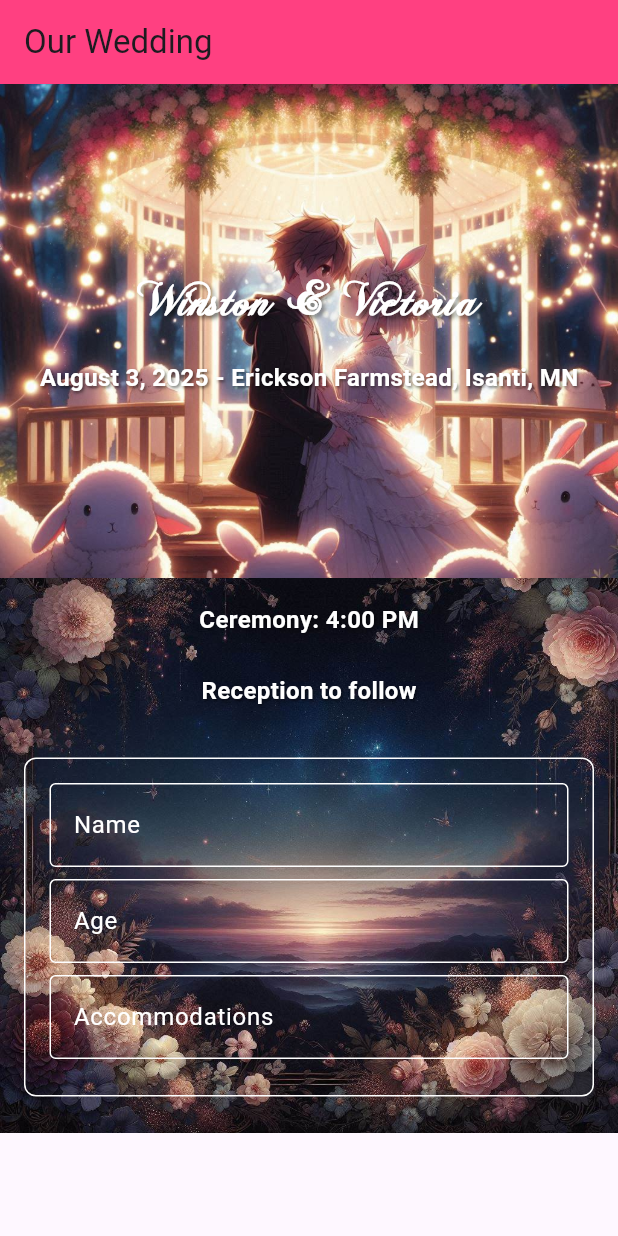
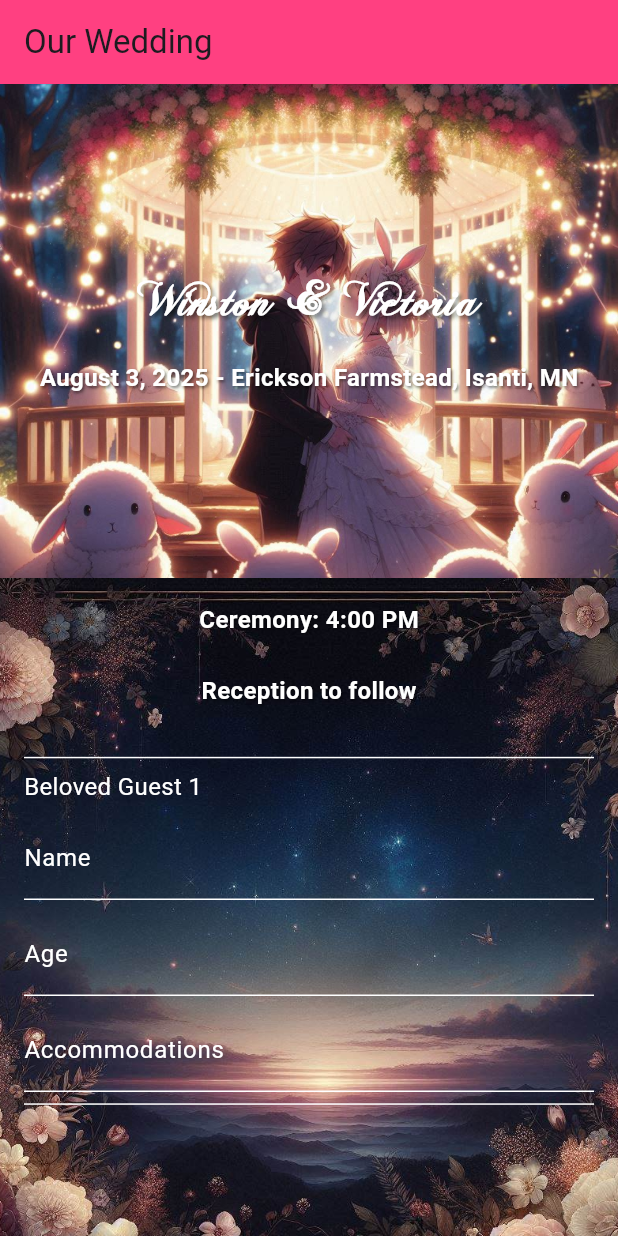
Before and after one commit to WinstonWaligora/wedding_wv, a Flutter app: the screen it shows after launch, on a phone screen of 412 x 824 dp. Run offline on Flutter 3.47's test engine with Material 3 defaults, Android fonts, the phone set to English and light mode, and no system bars.

Commit message:
crisper styling

```diff
--- a/lib/guest_details.dart
+++ b/lib/guest_details.dart
@@ -12,6 +12,7 @@ class Guest {
 
 class GuestDetails extends StatefulWidget {
   final Guest guest;
+  final int guestNumber; // Add guest number
   final ValueChanged<String> onNameChanged;
   final ValueChanged<int?> onAgeChanged;
   final ValueChanged<String> onAccommodationsChanged;
@@ -21,6 +22,7 @@ class GuestDetails extends StatefulWidget {
   const GuestDetails({
     super.key,
     required this.guest,
+    required this.guestNumber, // Add guest number
     required this.onNameChanged,
     required this.onAgeChanged,
     required this.onAccommodationsChanged,
@@ -56,24 +58,37 @@ class _GuestDetailsState extends State<GuestDetails> {
 
   @override
   Widget build(BuildContext context) {
-    return Container(
-      decoration: BoxDecoration(
-        border: Border.all(color: Colors.white),
-        borderRadius: BorderRadius.circular(8.0),
-      ),
-      padding: const EdgeInsets.all(paddingValue),
-      margin: const EdgeInsets.symmetric(vertical: textFieldSpacing),
-      child: Column(
+    return Column(
       crossAxisAlignment: CrossAxisAlignment.start,
       children: [
+        const Divider(color: Colors.white),
+        Row(
+          mainAxisAlignment: MainAxisAlignment.spaceBetween,
+          children: [
+            Text(
+              'Beloved Guest ${widget.guestNumber}', // Display guest number
+              style: const TextStyle(color: Colors.white, fontSize: 16),
+            ),
+            if (widget.canRemove)
+              ElevatedButton(
+                onPressed: widget.onRemove,
+                style: ElevatedButton.styleFrom(
+                  foregroundColor: Colors.white,
+                  backgroundColor: Colors.pinkAccent,
+                ),
+                child: const Text('Remove'),
+              ),
+          ],
+        ),
+        const SizedBox(height: textFieldSpacing),
         TextField(
           decoration: const InputDecoration(
             labelText: 'Name',
             labelStyle: TextStyle(color: Colors.white),
-              enabledBorder: OutlineInputBorder(
+            enabledBorder: UnderlineInputBorder(
               borderSide: BorderSide(color: Colors.white),
             ),
-              focusedBorder: OutlineInputBorder(
+            focusedBorder: UnderlineInputBorder(
               borderSide: BorderSide(color: Colors.white),
             ),
           ),
@@ -86,10 +101,10 @@ class _GuestDetailsState extends State<GuestDetails> {
           decoration: const InputDecoration(
             labelText: 'Age',
             labelStyle: TextStyle(color: Colors.white),
-              enabledBorder: OutlineInputBorder(
+            enabledBorder: UnderlineInputBorder(
               borderSide: BorderSide(color: Colors.white),
             ),
-              focusedBorder: OutlineInputBorder(
+            focusedBorder: UnderlineInputBorder(
               borderSide: BorderSide(color: Colors.white),
             ),
           ),
@@ -103,10 +118,10 @@ class _GuestDetailsState extends State<GuestDetails> {
           decoration: const InputDecoration(
             labelText: 'Accommodations',
             labelStyle: TextStyle(color: Colors.white),
-              enabledBorder: OutlineInputBorder(
+            enabledBorder: UnderlineInputBorder(
               borderSide: BorderSide(color: Colors.white),
             ),
-              focusedBorder: OutlineInputBorder(
+            focusedBorder: UnderlineInputBorder(
               borderSide: BorderSide(color: Colors.white),
             ),
           ),
@@ -114,18 +129,8 @@ class _GuestDetailsState extends State<GuestDetails> {
           controller: _accommodationsController,
           onChanged: widget.onAccommodationsChanged,
         ),
-          const SizedBox(height: buttonSpacing),
-          if (widget.canRemove)
-            ElevatedButton(
-              onPressed: widget.onRemove,
-              style: ElevatedButton.styleFrom(
-                foregroundColor: Colors.white,
-                backgroundColor: Colors.pinkAccent,
-              ),
-              child: const Text('Remove'),
-            ),
+        const Divider(color: Colors.white),
       ],
-      ),
     );
   }
 }
--- a/lib/rsvp.dart
+++ b/lib/rsvp.dart
@@ -8,27 +8,11 @@ class RSVPForm extends StatefulWidget {
   RSVPFormState createState() => RSVPFormState();
 }
 
-class RSVPFormState extends State<RSVPForm>
-    with SingleTickerProviderStateMixin {
+class RSVPFormState extends State<RSVPForm> {
   final List<Guest> _guests = [
     Guest(name: '', age: null, accommodations: ''),
   ];
-  late AnimationController _controller;
-
-  @override
-  void initState() {
-    super.initState();
-    _controller = AnimationController(
-      duration: const Duration(milliseconds: 1000),
-      vsync: this,
-    );
-  }
-
-  @override
-  void dispose() {
-    _controller.dispose();
-    super.dispose();
-  }
+  final GlobalKey<AnimatedListState> _listKey = GlobalKey<AnimatedListState>();
 
   void _updateGuestName(int index, String name) {
     setState(() {
@@ -62,7 +46,7 @@ class RSVPFormState extends State<RSVPForm>
 
     if (!hasEmptyGuest) {
       _guests.add(Guest(name: '', age: null, accommodations: ''));
-      _controller.forward(from: 0.0);
+      _listKey.currentState?.insertItem(_guests.length - 1);
     }
   }
 
@@ -72,26 +56,43 @@ class RSVPFormState extends State<RSVPForm>
         _guests[index].age == null &&
         _guests[index].accommodations?.isEmpty == true) {
       _guests.removeAt(index);
+      _listKey.currentState?.removeItem(
+        index,
+        (context, animation) => SizeTransition(
+          sizeFactor: animation,
+          child: Container(),
+        ),
+      );
     }
   }
 
   void _removeGuest(int index) {
     setState(() {
       _guests.removeAt(index);
-      _controller.forward(from: 0.0);
+      _listKey.currentState?.removeItem(
+        index,
+        (context, animation) => SizeTransition(
+          sizeFactor: animation,
+          child: Container(),
+        ),
+      );
     });
   }
 
   @override
   Widget build(BuildContext context) {
-    return AnimatedSize(
-      duration: const Duration(milliseconds: 1000),
-      curve: Curves.easeInOut,
-      child: Column(
-        children: List.generate(_guests.length, (index) {
-          return GuestDetails(
+    return Container(
+      height: MediaQuery.of(context).size.height * 0.5, // Set a specific height
+      child: AnimatedList(
+        key: _listKey,
+        initialItemCount: _guests.length,
+        itemBuilder: (context, index, animation) {
+          return SizeTransition(
+            sizeFactor: animation,
+            child: GuestDetails(
               key: ValueKey(_guests[index]),
               guest: _guests[index],
+              guestNumber: index + 1, // Pass the guest number
               onNameChanged: (name) => _updateGuestName(index, name),
               onAgeChanged: (age) => _updateGuestAge(index, age),
               onAccommodationsChanged: (accommodations) =>
@@ -102,8 +103,9 @@ class RSVPFormState extends State<RSVPForm>
                       _guests[index].name?.isEmpty == true &&
                       _guests[index].age == null &&
                       _guests[index].accommodations?.isEmpty == true),
+            ),
           );
-        }),
+        },
       ),
     );
   }
--- a/lib/wedding_details.dart
+++ b/lib/wedding_details.dart
@@ -18,6 +18,7 @@ class WeddingDetails extends StatelessWidget {
             fit: BoxFit.cover,
           ),
         ),
+        child: SingleChildScrollView(
           child: Padding(
             padding: const EdgeInsets.all(paddingValue),
             child: Column(
@@ -39,7 +40,8 @@ class WeddingDetails extends StatelessWidget {
                 ),
                 SizedBox(
                   height:
-                      MediaQuery.of(context).size.height * spacingFactor * 1.5),
+                      MediaQuery.of(context).size.height * spacingFactor * 1.5,
+                ),
                 const Text(
                   receptionInfo,
                   style: TextStyle(
@@ -57,9 +59,15 @@ class WeddingDetails extends StatelessWidget {
                 ),
                 SizedBox(
                   height:
-                      MediaQuery.of(context).size.height * spacingFactor * 1.5),
-              const RSVPForm(),
+                      MediaQuery.of(context).size.height * spacingFactor * 1.5,
+                ),
+                Container(
+                  height: MediaQuery.of(context).size.height *
+                      0.5, // Set a specific height
+                  child: const RSVPForm(),
+                ),
               ],
+            ),
           ),
         ),
       ),
```
Lines whose indentation alone changed are shown as unchanged.
